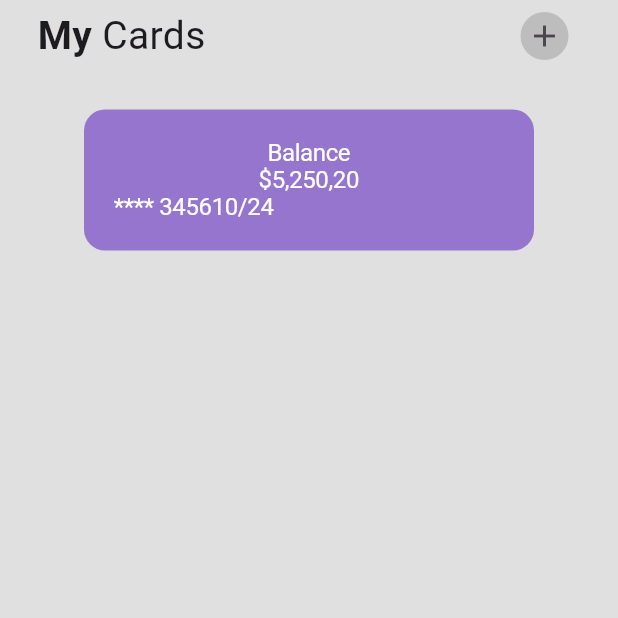
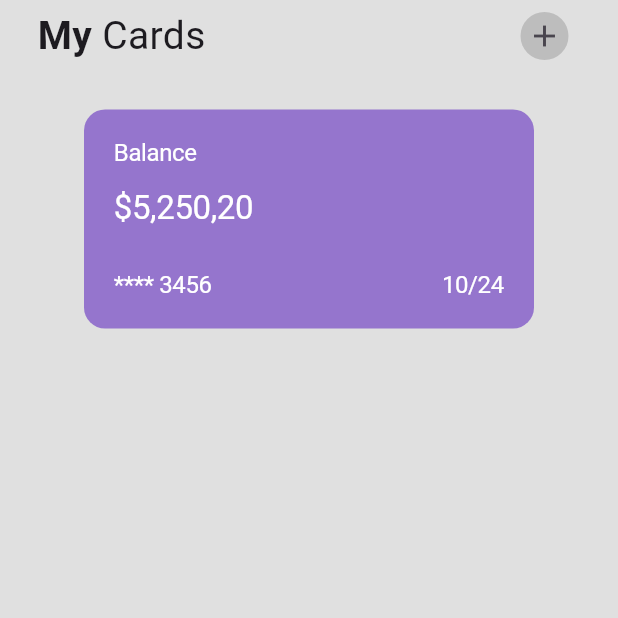
Before and after one commit to songhee24/wallet-app-ui, a Flutter app: the screen it shows after launch, on a phone screen of 412 x 824 dp, the top half of it. Run offline on Flutter 3.47's test engine with Material 2 defaults, Android fonts, the light colour scheme and no system bars.

Commit message:
start to layout cards #4

```diff
--- a/lib/src/screens/home_screen.dart
+++ b/lib/src/screens/home_screen.dart
@@ -67,16 +67,25 @@ class _HomeScreenState extends State<HomeScreen> {
                 borderRadius: BorderRadius.circular(14),
               ),
               child: Column(
+                crossAxisAlignment: CrossAxisAlignment.start,
                 children: <Widget>[
-                  Text(
-                    'Balance',
-                    style: Theme.of(context).textTheme.headline1,
+                  Text('Balance', style: Theme.of(context).textTheme.headline1),
+                  const SizedBox(
+                    height: 15,
                   ),
                   Text(
                     '\$5,250,20',
-                    style: Theme.of(context).textTheme.headline1,
+                    style: Theme.of(context).textTheme.headline1?.merge(
+                          const TextStyle(
+                            fontSize: 22,
+                          ),
+                        ),
+                  ),
+                  const SizedBox(
+                    height: 30,
                   ),
                   Row(
+                    mainAxisAlignment: MainAxisAlignment.spaceBetween,
                     children: <Widget>[
                       Text(
                         '**** 3456',
```
